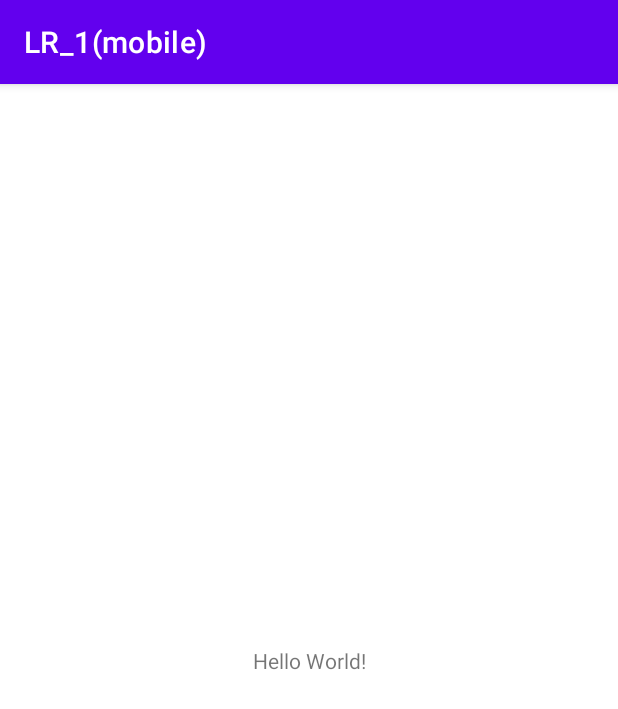
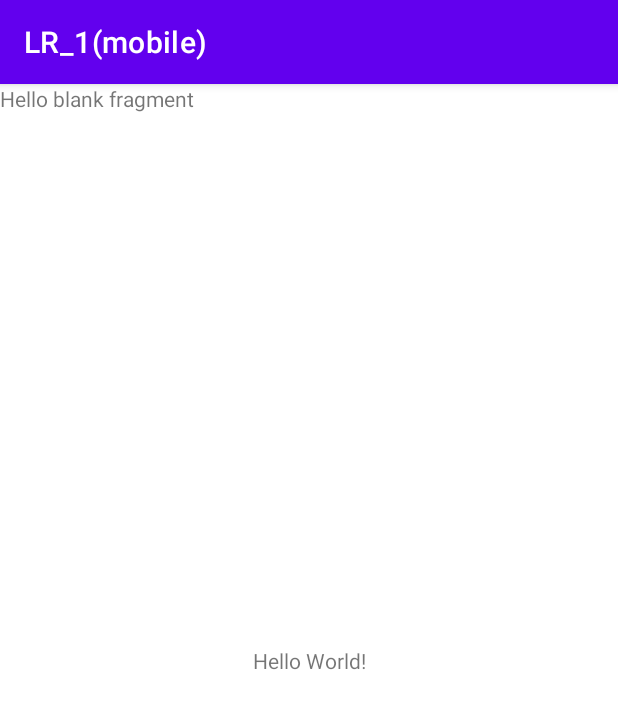
Before and after one commit to 6y6jiuk273/LR_1mobile, an Android app: the screen it shows after launch (MainActivity), on a phone screen of 412 x 824 dp. Shown: the top 709 px of the screen. Run offline under Robolectric (Android 15) with nearby library versions, the phone set to English and light mode, and no system bars.

Commit message:
Created Blank Fragment

```diff
--- /dev/null
+++ b/app/src/main/java/com/example/lr_1mobile/BlankFragment.kt
@@ -0,0 +1,59 @@
+package com.example.lr_1mobile
+
+import android.os.Bundle
+import androidx.fragment.app.Fragment
+import android.view.LayoutInflater
+import android.view.View
+import android.view.ViewGroup
+
+// TODO: Rename parameter arguments, choose names that match
+// the fragment initialization parameters, e.g. ARG_ITEM_NUMBER
+private const val ARG_PARAM1 = "param1"
+private const val ARG_PARAM2 = "param2"
+
+/**
+ * A simple [Fragment] subclass.
+ * Use the [BlankFragment.newInstance] factory method to
+ * create an instance of this fragment.
+ */
+class BlankFragment : Fragment() {
+    // TODO: Rename and change types of parameters
+    private var param1: String? = null
+    private var param2: String? = null
+
+    override fun onCreate(savedInstanceState: Bundle?) {
+        super.onCreate(savedInstanceState)
+        arguments?.let {
+            param1 = it.getString(ARG_PARAM1)
+            param2 = it.getString(ARG_PARAM2)
+        }
+    }
+
+    override fun onCreateView(
+        inflater: LayoutInflater, container: ViewGroup?,
+        savedInstanceState: Bundle?
+    ): View? {
+// Inflate the layout for this fragment
+        return inflater.inflate(R.layout.fragment_blank, container, false)
+    }
+
+    companion object {
+        /**
+         * Use this factory method to create a new instance of
+         * this fragment using the provided parameters.
+         *
+         * @param param1 Parameter 1.
+         * @param param2 Parameter 2.
+         * @return A new instance of fragment BlankFragment.
+         */
+// TODO: Rename and change types and number of parameters
+        @JvmStatic
+        fun newInstance(param1: String, param2: String) =
+            BlankFragment().apply {
+                arguments = Bundle().apply {
+                    putString(ARG_PARAM1, param1)
+                    putString(ARG_PARAM2, param2)
+                }
+            }
+    }
+}
--- a/app/src/main/java/com/example/lr_1mobile/MainActivity.kt
+++ b/app/src/main/java/com/example/lr_1mobile/MainActivity.kt
@@ -7,5 +7,9 @@ class MainActivity : AppCompatActivity() {
     override fun onCreate(savedInstanceState: Bundle?) {
         super.onCreate(savedInstanceState)
         setContentView(R.layout.activity_main)
+        val fragment = BlankFragment()
+        supportFragmentManager.beginTransaction()
+            .add(R.id.container, fragment)
+            .commit()
     }
 }
--- a/app/src/main/res/layout/activity_main.xml
+++ b/app/src/main/res/layout/activity_main.xml
@@ -14,5 +14,11 @@
         app:layout_constraintEnd_toEndOf="parent"
         app:layout_constraintStart_toStartOf="parent"
         app:layout_constraintTop_toTopOf="parent" />
+    <FrameLayout
+        android:id="@+id/container"
+        android:layout_width="match_parent"
+        android:layout_height="match_parent"
+        tools:layout_editor_absoluteX="-16dp"
+        tools:layout_editor_absoluteY="29dp" />
 
 </androidx.constraintlayout.widget.ConstraintLayout>
--- /dev/null
+++ b/app/src/main/res/layout/fragment_blank.xml
@@ -0,0 +1,13 @@
+<?xml version="1.0" encoding="utf-8"?>
+<FrameLayout xmlns:android="http://schemas.android.com/apk/res/android"
+    xmlns:tools="http://schemas.android.com/tools"
+    android:layout_width="match_parent"
+    android:layout_height="match_parent"
+    tools:context=".BlankFragment">
+
+    <TextView
+        android:layout_width="match_parent"
+        android:layout_height="match_parent"
+        android:text="@string/hello_blank_fragment" />
+
+</FrameLayout>
--- a/app/src/main/res/values/strings.xml
+++ b/app/src/main/res/values/strings.xml
@@ -1,3 +1,5 @@
 <resources>
     <string name="app_name">LR_1(mobile)</string>
+    <!-- TODO: Remove or change this placeholder text -->
+    <string name="hello_blank_fragment">Hello blank fragment</string>
 </resources>
```
